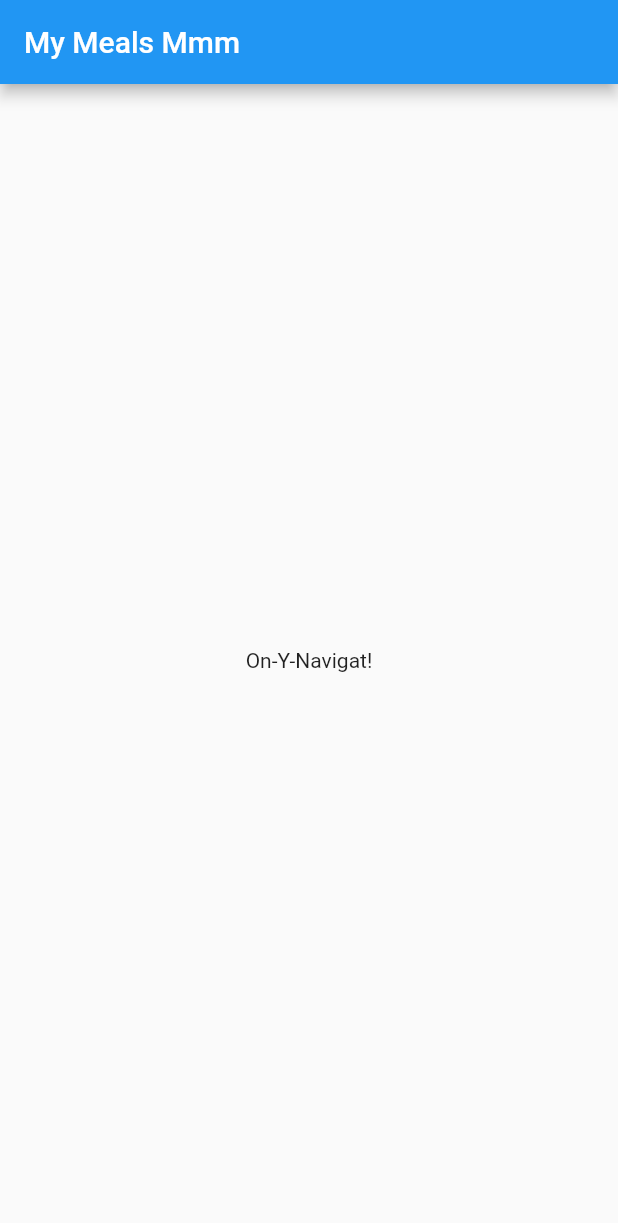
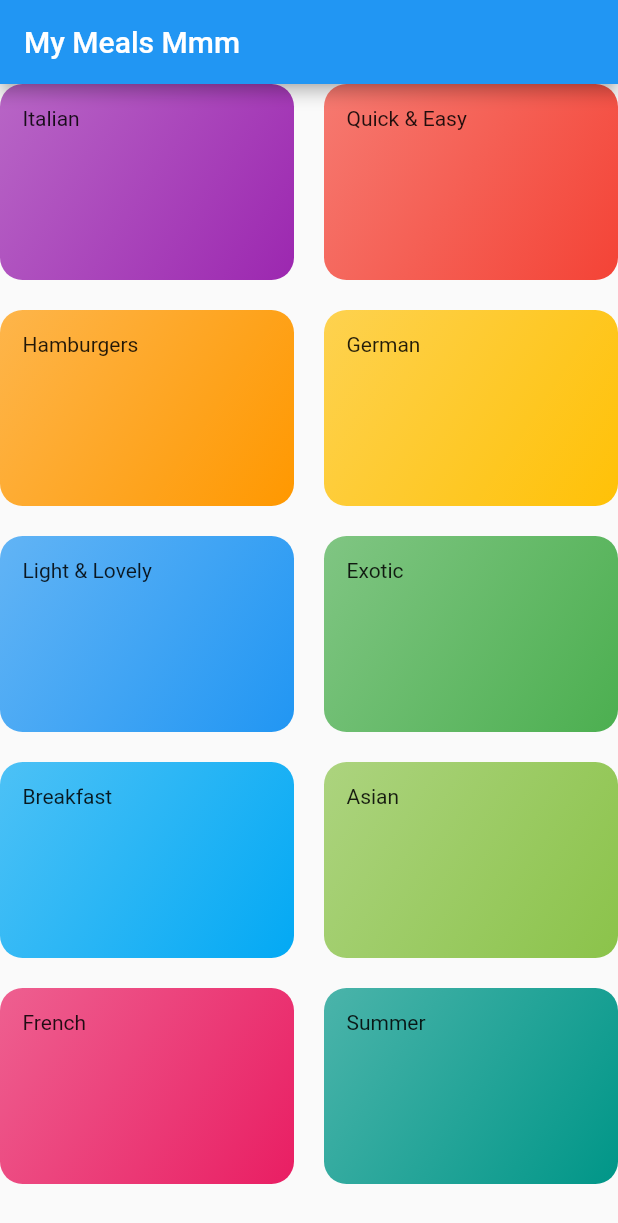
Before and after one commit to tr-stan/flutter_meals_app, a Flutter app: the screen it shows after launch, on a phone screen of 412 x 824 dp. Shown: the top 1223 px of the screen. Run offline on Flutter 3.47's test engine with Material 2 defaults, Android fonts, the phone set to English and light mode, and no system bars.

Commit message:
adds basic structure and custom homepage w/ list of static data

```diff
--- a/lib/main.dart
+++ b/lib/main.dart
@@ -1,4 +1,7 @@
 import 'package:flutter/material.dart';
+import 'package:flutter_meals_app/widgets/categories_screen.dart';
+
+import './widgets/categories_screen.dart';
 
 void main() => runApp(MyApp());
 
@@ -11,31 +14,7 @@ class MyApp extends StatelessWidget {
       theme: ThemeData(
         primarySwatch: Colors.blue,
       ),
-      home: MyHomePage(title: 'My Meals Home Page'),
+      home: CategoriesScreen(),
     );
   }
 }
-
-class MyHomePage extends StatefulWidget {
-  MyHomePage({Key key, this.title}) : super(key: key);
-
-  final String title;
-
-  @override
-  _MyHomePageState createState() => _MyHomePageState();
-}
-
-class _MyHomePageState extends State<MyHomePage> {
-
-  @override
-  Widget build(BuildContext context) {
-    return Scaffold(
-      appBar: AppBar(
-        title: Text('My Meals Mmm'),
-      ),
-      body: Center(
-        child: Text('On-Y-Navigat!'),
-      ),
-    );
-  }
-}
--- /dev/null
+++ b/lib/models/category.dart
@@ -0,0 +1,13 @@
+import 'package:flutter/material.dart';
+
+class Category {
+  final String id;
+  final String title;
+  final Color color;
+
+  const Category({
+   @required this.id,
+   @required this.title,
+   this.color = Colors.orange,
+  });
+}
--- /dev/null
+++ b/lib/widgets/categories_screen.dart
@@ -0,0 +1,30 @@
+import 'package:flutter/material.dart';
+
+import './dummy_data.dart';
+import './category_item.dart';
+
+class CategoriesScreen extends StatelessWidget {
+  @override
+  Widget build(BuildContext context) {
+    return Scaffold(
+      appBar: AppBar(
+        title: Text('My Meals Mmm'),
+      ),
+      body: GridView(
+        children: DUMMY_CATEGORIES
+            .map((categoryData) => CategoryItem(
+                  categoryData.title,
+                  categoryData.color,
+                ))
+            .toList(),
+        // preconfigured class w/ delegated slivering
+        gridDelegate: SliverGridDelegateWithMaxCrossAxisExtent(
+          maxCrossAxisExtent: 200,
+          childAspectRatio: 3 / 2,
+          crossAxisSpacing: 20,
+          mainAxisSpacing: 20,
+        ),
+      ),
+    );
+  }
+}
--- /dev/null
+++ b/lib/widgets/category_item.dart
@@ -0,0 +1,27 @@
+import 'package:flutter/material.dart';
+
+class CategoryItem extends StatelessWidget {
+  final String title;
+  final Color color;
+
+  CategoryItem(this.title, this.color);
+
+  @override
+  Widget build(BuildContext context) {
+    return Container(
+      padding: const EdgeInsets.all(15),
+      child: Text(title),
+      decoration: BoxDecoration(
+        gradient: LinearGradient(
+          colors: [
+            color.withOpacity(0.7),
+            color,
+          ],
+          begin: Alignment.topLeft,
+          end: Alignment.bottomRight,
+        ),
+        borderRadius: BorderRadius.circular(15),
+      ),
+    );
+  }
+}
--- /dev/null
+++ b/lib/widgets/dummy_data.dart
@@ -0,0 +1,56 @@
+import 'package:flutter/material.dart';
+
+import '../models/category.dart';
+
+const DUMMY_CATEGORIES = const [
+  Category(
+    id: 'c1',
+    title: 'Italian',
+    color: Colors.purple,
+  ),
+  Category(
+    id: 'c2',
+    title: 'Quick & Easy',
+    color: Colors.red,
+  ),
+  Category(
+    id: 'c3',
+    title: 'Hamburgers',
+    color: Colors.orange,
+  ),
+  Category(
+    id: 'c4',
+    title: 'German',
+    color: Colors.amber,
+  ),
+  Category(
+    id: 'c5',
+    title: 'Light & Lovely',
+    color: Colors.blue,
+  ),
+  Category(
+    id: 'c6',
+    title: 'Exotic',
+    color: Colors.green,
+  ),
+  Category(
+    id: 'c7',
+    title: 'Breakfast',
+    color: Colors.lightBlue,
+  ),
+  Category(
+    id: 'c8',
+    title: 'Asian',
+    color: Colors.lightGreen,
+  ),
+  Category(
+    id: 'c9',
+    title: 'French',
+    color: Colors.pink,
+  ),
+  Category(
+    id: 'c10',
+    title: 'Summer',
+    color: Colors.teal,
+  ),
+];
```
